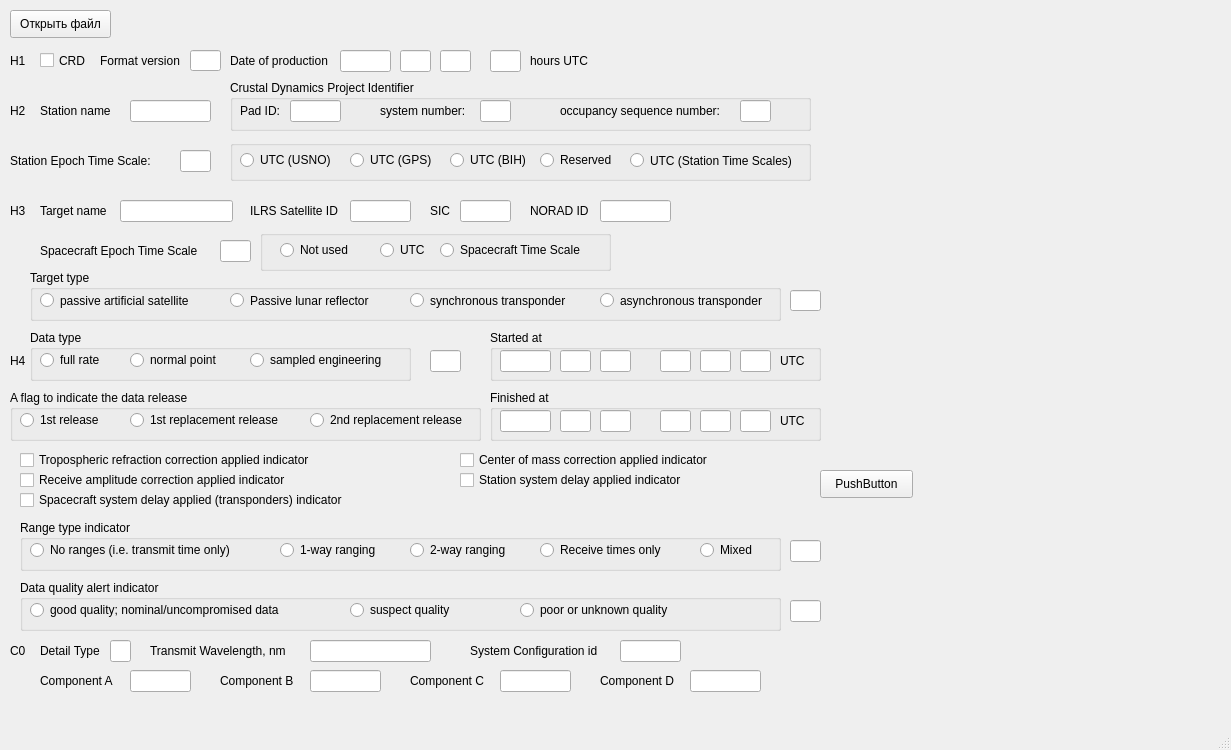
This is mainwindow.ui in bionic-beaver-ikt/frd-decoder as Qt 5 draws it before an edit. The edited form follows.
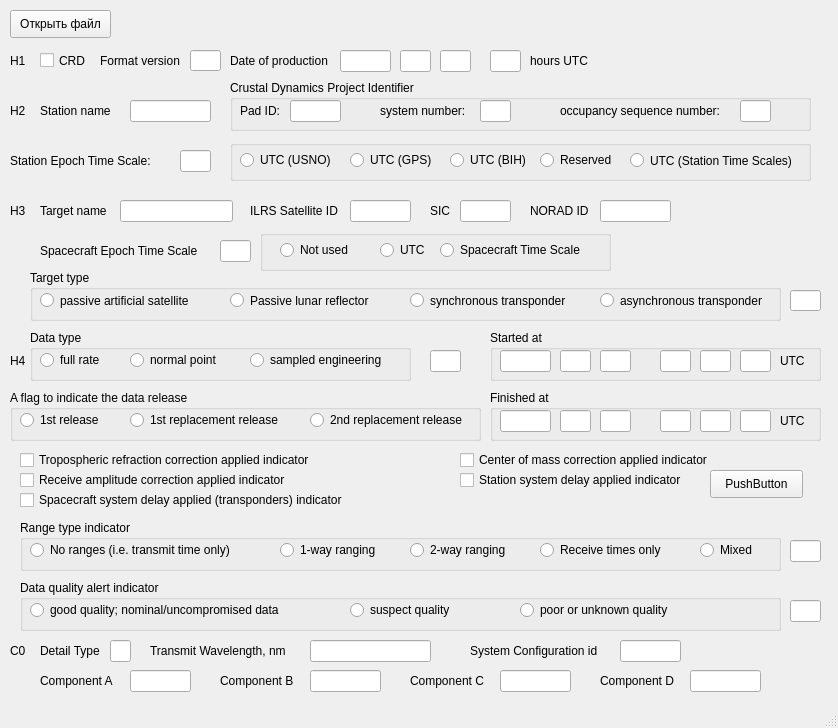
This is the edited form.

Commit message: Добавлено второе окно - Graph

Patch:
```diff
--- a/mainwindow.ui
+++ b/mainwindow.ui
@@ -6,8 +6,8 @@
    <rect>
     <x>0</x>
     <y>0</y>
-    <width>1231</width>
-    <height>750</height>
+    <width>838</width>
+    <height>728</height>
    </rect>
   </property>
   <property name="windowTitle">
@@ -1342,7 +1342,7 @@
    <widget class="QPushButton" name="pushButton">
     <property name="geometry">
      <rect>
-      <x>820</x>
+      <x>710</x>
       <y>470</y>
       <width>93</width>
       <height>28</height>
```
Left out of the diff: 4 changed lines with no effect on the pictures. The commit also changes 7 other files.
